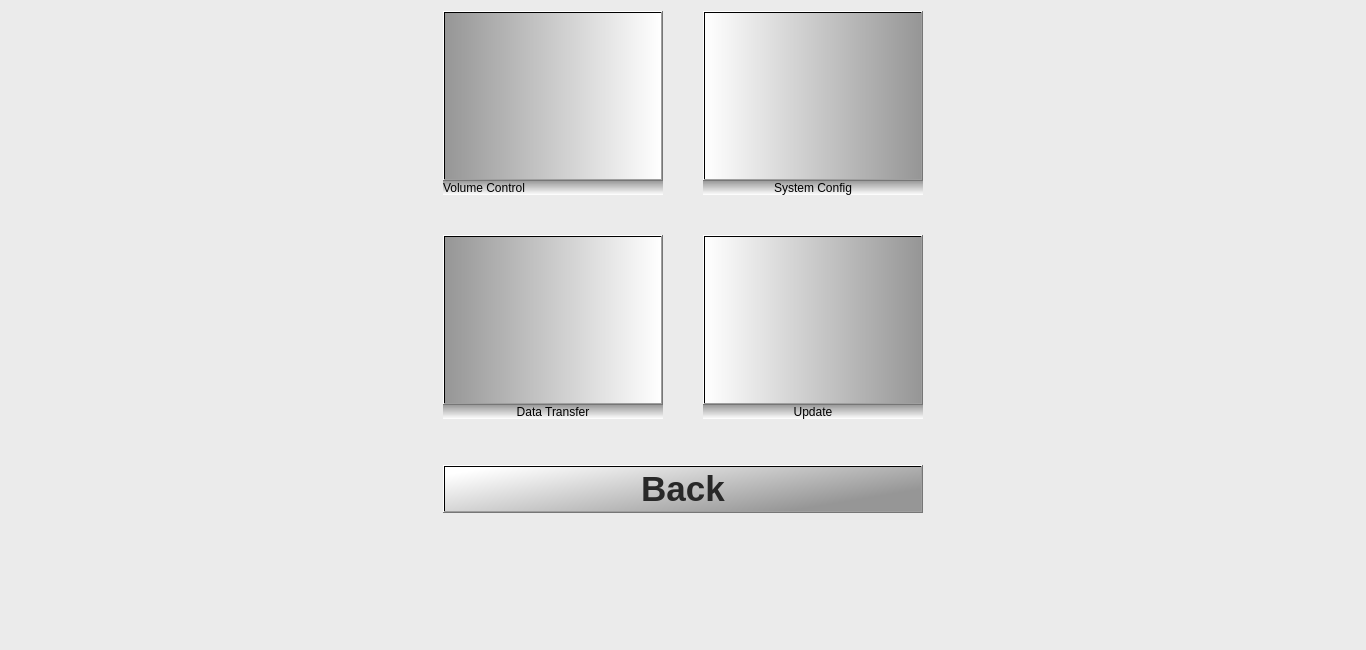
First picture: the form in settings.ui, repository gurpartap007/qtmop, before the edit.
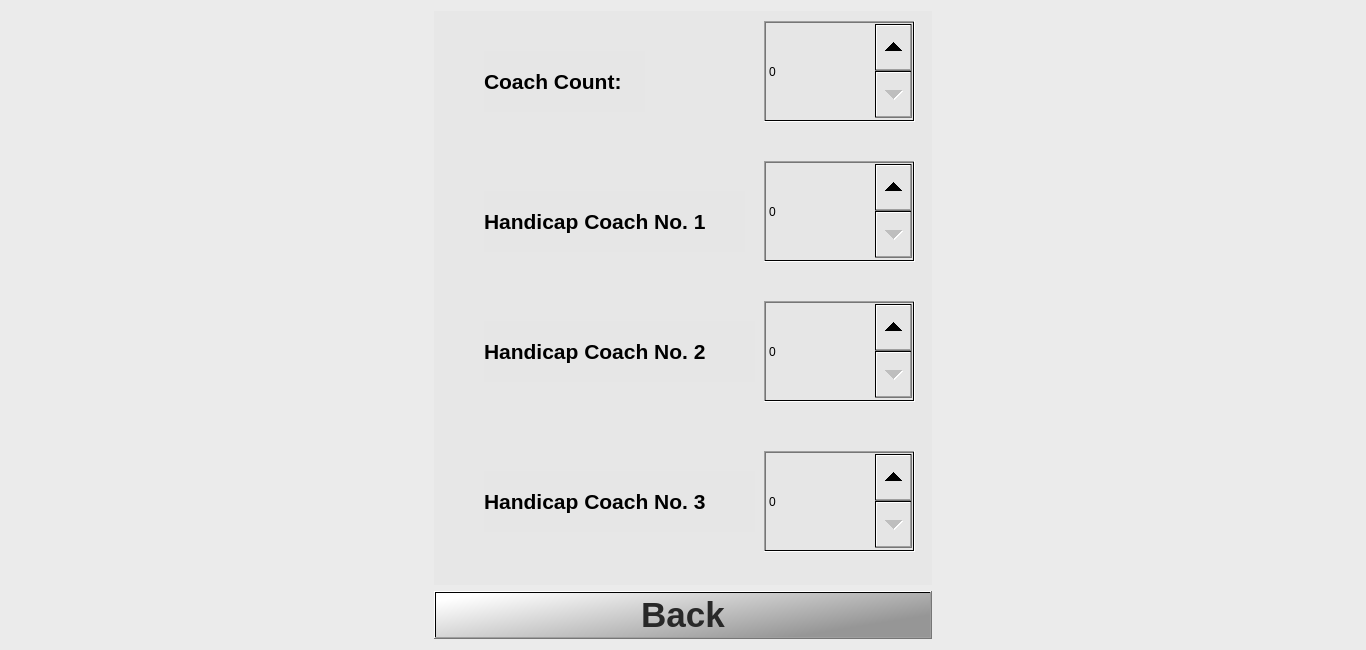
Second picture: the form after the edit. The open tabs and pages were chosen to show the change. Icons and pictures are not drawn.

Commit message: added system config settings menu in settings popup window... used stacked widget to switch setting windows

What changed in the file:
```diff
--- a/settings.ui
+++ b/settings.ui
@@ -16,9 +16,9 @@
   <property name="styleSheet">
    <string notr="true">background-color: qlineargradient(spread:pad, x1:0, y1:0, x1:0, y1:0, stop:0 rgba(230, 230, 230, 130), stop:1 rgba(255, 255, 255, 255));</string>
   </property>
-  <layout class="QHBoxLayout" name="horizontalLayout_5">
+  <layout class="QHBoxLayout" name="horizontalLayout_6">
    <item>
-    <spacer name="horizontalSpacer">
+    <spacer name="spacer_left">
      <property name="orientation">
       <enum>Qt::Horizontal</enum>
      </property>
@@ -31,6 +31,15 @@
     </spacer>
    </item>
    <item>
+    <layout class="QVBoxLayout" name="verticalLayout_6">
+     <item>
+      <widget class="QStackedWidget" name="stackedWidget">
+       <property name="currentIndex">
+        <number>0</number>
+       </property>
+       <widget class="QWidget" name="page">
+        <layout class="QHBoxLayout" name="horizontalLayout_5">
+         <item>
     <layout class="QVBoxLayout" name="verticalLayout_5">
      <item>
       <layout class="QGridLayout" name="gridLayout">
@@ -451,6 +460,147 @@
       </layout>
      </item>
      <item>
+            <spacer name="verticalSpacer">
+             <property name="orientation">
+              <enum>Qt::Vertical</enum>
+             </property>
+             <property name="sizeHint" stdset="0">
+              <size>
+               <width>20</width>
+               <height>40</height>
+              </size>
+             </property>
+            </spacer>
+           </item>
+          </layout>
+         </item>
+        </layout>
+       </widget>
+       <widget class="QWidget" name="page_2">
+        <widget class="QLabel" name="label_2">
+         <property name="geometry">
+          <rect>
+           <x>50</x>
+           <y>40</y>
+           <width>161</width>
+           <height>61</height>
+          </rect>
+         </property>
+         <property name="font">
+          <font>
+           <pointsize>16</pointsize>
+           <weight>75</weight>
+           <bold>true</bold>
+          </font>
+         </property>
+         <property name="text">
+          <string>Coach Count:</string>
+         </property>
+        </widget>
+        <widget class="QLabel" name="label_3">
+         <property name="geometry">
+          <rect>
+           <x>50</x>
+           <y>180</y>
+           <width>261</width>
+           <height>61</height>
+          </rect>
+         </property>
+         <property name="font">
+          <font>
+           <pointsize>16</pointsize>
+           <weight>75</weight>
+           <bold>true</bold>
+          </font>
+         </property>
+         <property name="text">
+          <string>Handicap Coach No. 1</string>
+         </property>
+        </widget>
+        <widget class="QLabel" name="label_4">
+         <property name="geometry">
+          <rect>
+           <x>50</x>
+           <y>310</y>
+           <width>271</width>
+           <height>61</height>
+          </rect>
+         </property>
+         <property name="font">
+          <font>
+           <pointsize>16</pointsize>
+           <weight>75</weight>
+           <bold>true</bold>
+          </font>
+         </property>
+         <property name="text">
+          <string>Handicap Coach No. 2</string>
+         </property>
+        </widget>
+        <widget class="QLabel" name="label_5">
+         <property name="geometry">
+          <rect>
+           <x>50</x>
+           <y>460</y>
+           <width>271</width>
+           <height>61</height>
+          </rect>
+         </property>
+         <property name="font">
+          <font>
+           <pointsize>16</pointsize>
+           <weight>75</weight>
+           <bold>true</bold>
+          </font>
+         </property>
+         <property name="text">
+          <string>Handicap Coach No. 3</string>
+         </property>
+        </widget>
+        <widget class="QSpinBox" name="spinBox">
+         <property name="geometry">
+          <rect>
+           <x>330</x>
+           <y>10</y>
+           <width>151</width>
+           <height>101</height>
+          </rect>
+         </property>
+        </widget>
+        <widget class="QSpinBox" name="spinBox_2">
+         <property name="geometry">
+          <rect>
+           <x>330</x>
+           <y>150</y>
+           <width>151</width>
+           <height>101</height>
+          </rect>
+         </property>
+        </widget>
+        <widget class="QSpinBox" name="spinBox_3">
+         <property name="geometry">
+          <rect>
+           <x>330</x>
+           <y>290</y>
+           <width>151</width>
+           <height>101</height>
+          </rect>
+         </property>
+        </widget>
+        <widget class="QSpinBox" name="spinBox_4">
+         <property name="geometry">
+          <rect>
+           <x>330</x>
+           <y>440</y>
+           <width>151</width>
+           <height>101</height>
+          </rect>
+         </property>
+        </widget>
+       </widget>
+      </widget>
+     </item>
+     <item>
       <widget class="QPushButton" name="settings_back_button">
        <property name="font">
         <font>
@@ -475,23 +625,10 @@
        </property>
       </widget>
      </item>
-     <item>
-      <spacer name="verticalSpacer">
-       <property name="orientation">
-        <enum>Qt::Vertical</enum>
-       </property>
-       <property name="sizeHint" stdset="0">
-        <size>
-         <width>20</width>
-         <height>40</height>
-        </size>
-       </property>
-      </spacer>
-     </item>
     </layout>
    </item>
    <item>
-    <spacer name="horizontalSpacer_2">
+    <spacer name="spacer_right">
      <property name="orientation">
       <enum>Qt::Horizontal</enum>
      </property>
```
Lines whose indentation alone changed are shown as unchanged. The commit also changes 3 other files.
